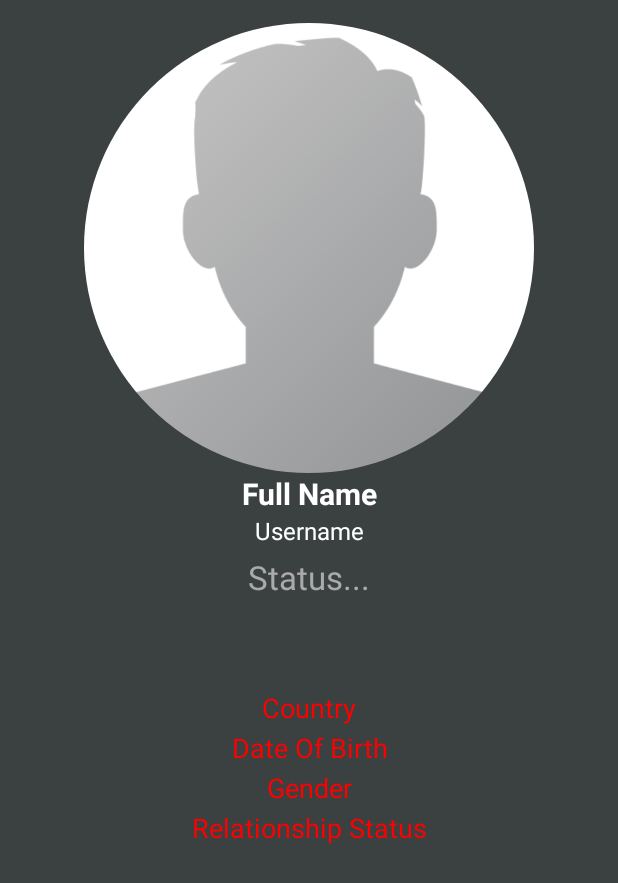
After one commit to KobyKJackson/Link, an Android app: the ProfileActivity screen opened directly, with no data from a screen before it, on a phone screen of 412 x 824 dp. The commit adds this screen. Shown: the top 883 px of the screen. Run offline under Robolectric (Android 15) with nearby library versions, the phone set to English and light mode, and no system bars; our stand-ins replace CircleImageView, Firebase (no records; nobody signed in at launch, a user with empty details on screens opened directly), Picasso.

Commit message:
After 35

```diff
--- a/app/src/main/AndroidManifest.xml
+++ b/app/src/main/AndroidManifest.xml
@@ -18,9 +18,10 @@
         android:roundIcon="@mipmap/ic_launcher_round"
         android:supportsRtl="true"
         android:theme="@style/AppTheme">
-        <activity android:name=".SettingsActivity"
-            android:parentActivityName=".MainActivity">
-        </activity>
+        <activity android:name=".ProfileActivity"></activity>
+        <activity
+            android:name=".SettingsActivity"
+            android:parentActivityName=".MainActivity"></activity>
         <activity android:name=".MainActivity" />
         <activity android:name=".RegisterActivity" />
         <activity android:name=".LogInActivity">
--- a/app/src/main/java/com/jackson/k/koby/link/MainActivity.java
+++ b/app/src/main/java/com/jackson/k/koby/link/MainActivity.java
@@ -296,6 +296,12 @@ public class MainActivity extends AppCompatActivity
         startActivity(settingsIntent);
     }
 
+    private void SendUserToProfileActivity()
+    {
+        Intent profileIntent = new Intent(MainActivity.this, ProfileActivity.class);
+        startActivity(profileIntent);
+    }
+
     // When button to draw up the navigation or menu is selected it will come out
     @Override
     public boolean onOptionsItemSelected(MenuItem item)
@@ -321,6 +327,7 @@ public class MainActivity extends AppCompatActivity
             case R.id.nav_profile:
             {
                 Toast.makeText(this, "Profile", Toast.LENGTH_SHORT).show();
+                SendUserToProfileActivity();
             }
             break;
 
--- /dev/null
+++ b/app/src/main/java/com/jackson/k/koby/link/ProfileActivity.java
@@ -0,0 +1,80 @@
+package com.jackson.k.koby.link;
+
+import android.support.v7.app.AppCompatActivity;
+import android.os.Bundle;
+import android.widget.TextView;
+
+import com.google.firebase.auth.FirebaseAuth;
+import com.google.firebase.database.DataSnapshot;
+import com.google.firebase.database.DatabaseError;
+import com.google.firebase.database.DatabaseReference;
+import com.google.firebase.database.FirebaseDatabase;
+import com.google.firebase.database.ValueEventListener;
+import com.squareup.picasso.Picasso;
+
+import de.hdodenhof.circleimageview.CircleImageView;
+
+public class ProfileActivity extends AppCompatActivity
+{
+    private TextView profileStatus, userName, fullName, country, dateOfBirth, relationshipStatus, gender;
+    private CircleImageView profilePicture;
+
+    private DatabaseReference SettingsUserRef;
+    private FirebaseAuth mAuth;
+
+    private String currentUserID;
+
+    @Override
+    protected void onCreate(Bundle savedInstanceState)
+    {
+        super.onCreate(savedInstanceState);
+        setContentView(R.layout.activity_profile);
+
+        profileStatus = findViewById(R.id.profile_status);
+        userName = findViewById(R.id.profile_userName);
+        fullName = findViewById(R.id.profile_fullName);
+        country = findViewById(R.id.profile_country);
+        dateOfBirth = findViewById(R.id.profile_dateOfBirth);
+        relationshipStatus = findViewById(R.id.profile_relationshipStatus);
+        gender = findViewById(R.id.profile_gender);
+        profilePicture = findViewById(R.id.profile_profilePicture);
+
+        mAuth = FirebaseAuth.getInstance();
+        currentUserID = mAuth.getCurrentUser().getUid();
+        SettingsUserRef = FirebaseDatabase.getInstance().getReference().child("Users").child(currentUserID);
+
+        SettingsUserRef.addValueEventListener(new ValueEventListener() //TODO: when user clicks outside keyboard it closes.
+        {
+            @Override
+            public void onDataChange(DataSnapshot dataSnapshot)
+            {
+                if (dataSnapshot.exists()) {
+                    String myProfileImage = dataSnapshot.child("profilePicture").getValue().toString();
+                    String myUserName = dataSnapshot.child("userName").getValue().toString();
+                    String myFullName = dataSnapshot.child("fullName").getValue().toString();
+                    String myProfileStatus = dataSnapshot.child("status").getValue().toString();
+                    String myCountry = dataSnapshot.child("country").getValue().toString();
+                    String myGender = dataSnapshot.child("gender").getValue().toString();
+                    String myDateOfBirth = dataSnapshot.child("DOB").getValue().toString();
+                    String myRelationshipStatus = dataSnapshot.child("relationshipStatus").getValue().toString();
+
+                    Picasso.with(ProfileActivity.this).load(myProfileImage).placeholder(R.drawable.profile).into(profilePicture);
+
+                    userName.setText("@" + myUserName);
+                    fullName.setText(myFullName);
+                    profileStatus.setText(myProfileStatus);
+                    country.setText("Country: " + myCountry);
+                    gender.setText("Gender: " + myGender);
+                    dateOfBirth.setText("Birthday: " + myDateOfBirth);
+                    relationshipStatus.setText("Relationship Status: " + myRelationshipStatus);
+                }
+            }
+
+            @Override
+            public void onCancelled(DatabaseError databaseError)
+            {
+
+            }
+        });
+    }
+}
--- /dev/null
+++ b/app/src/main/res/layout/activity_profile.xml
@@ -0,0 +1,121 @@
+<?xml version="1.0" encoding="utf-8"?>
+<RelativeLayout xmlns:android="http://schemas.android.com/apk/res/android"
+    xmlns:app="http://schemas.android.com/apk/res-auto"
+    xmlns:tools="http://schemas.android.com/tools"
+    android:layout_width="match_parent"
+    android:layout_height="match_parent"
+    tools:context=".ProfileActivity"
+    android:background="@color/colorProfile">
+
+    <ScrollView
+        android:layout_width="match_parent"
+        android:layout_height="match_parent">
+
+        <RelativeLayout
+            android:layout_width="match_parent"
+            android:layout_height="match_parent">
+
+            <de.hdodenhof.circleimageview.CircleImageView
+                android:id="@+id/profile_profilePicture"
+                android:layout_width="300dp"
+                android:layout_height="300dp"
+                android:layout_alignParentTop="true"
+                android:layout_centerHorizontal="true"
+                android:layout_marginTop="15dp"
+                android:src="@drawable/profile">
+            </de.hdodenhof.circleimageview.CircleImageView>
+
+            <TextView
+                android:id="@+id/profile_fullName"
+                android:layout_width="match_parent"
+                android:layout_height="wrap_content"
+                android:layout_below="@+id/profile_profilePicture"
+                android:text="Full Name"
+                android:textAlignment="center"
+                android:textAllCaps="false"
+                android:textColor="@android:color/background_light"
+                android:textSize="20sp"
+                android:textStyle="bold">
+            </TextView>
+
+            <TextView
+                android:id="@+id/profile_userName"
+                android:layout_width="match_parent"
+                android:layout_height="wrap_content"
+                android:layout_below="@+id/profile_fullName"
+                android:text="Username"
+                android:textAlignment="center"
+                android:textAllCaps="false"
+                android:textColor="@android:color/background_light"
+                android:textSize="16sp">
+            </TextView>
+
+            <TextView
+                android:id="@+id/profile_status"
+                android:layout_width="match_parent"
+                android:layout_height="wrap_content"
+                android:layout_below="@+id/profile_userName"
+                android:layout_marginTop="5dp"
+                android:text="Status..."
+                android:textAlignment="center"
+                android:textAllCaps="false"
+                android:textColor="@android:color/darker_gray"
+                android:textSize="22sp">
+            </TextView>
+
+            <TextView
+                android:id="@+id/profile_country"
+                android:layout_width="match_parent"
+                android:layout_height="wrap_content"
+                android:layout_below="@+id/profile_status"
+                android:layout_marginTop="60dp"
+                android:text="Country"
+                android:textAlignment="center"
+                android:textAllCaps="false"
+                android:textColor="@color/colorAccent"
+                android:textSize="18sp">
+            </TextView>
+
+            <TextView
+                android:id="@+id/profile_dateOfBirth"
+                android:layout_width="match_parent"
+                android:layout_height="wrap_content"
+                android:layout_below="@+id/profile_country"
+                android:layout_marginTop="2dp"
+                android:text="Date Of Birth"
+                android:textAlignment="center"
+                android:textAllCaps="false"
+                android:textColor="@color/colorAccent"
+                android:textSize="18sp">
+            </TextView>
+
+            <TextView
+                android:id="@+id/profile_gender"
+                android:layout_width="match_parent"
+                android:layout_height="wrap_content"
+                android:layout_below="@+id/profile_dateOfBirth"
+                android:layout_marginTop="2dp"
+                android:text="Gender"
+                android:textAlignment="center"
+                android:textAllCaps="false"
+                android:textColor="@color/colorAccent"
+                android:textSize="18sp">
+            </TextView>
+
+            <TextView
+                android:id="@+id/profile_relationshipStatus"
+                android:layout_width="match_parent"
+                android:layout_height="wrap_content"
+                android:layout_below="@+id/profile_gender"
+                android:layout_marginTop="2dp"
+                android:text="Relationship Status"
+                android:textAlignment="center"
+                android:textAllCaps="false"
+                android:textColor="@color/colorAccent"
+                android:textSize="18sp">
+            </TextView>
+
+        </RelativeLayout>
+
+    </ScrollView>
+</RelativeLayout>
--- a/app/src/main/res/values/colors.xml
+++ b/app/src/main/res/values/colors.xml
@@ -2,5 +2,6 @@
 <resources>
     <color name="colorPrimary">#FFA500</color>
     <color name="colorPrimaryDark">#ffbe46 </color>
-    <color name="colorAccent">#ff0000</color>
+    <color name="colorAccent">#FF0000</color>
+    <color name="colorProfile">#3B4041</color>
 </resources>
```
